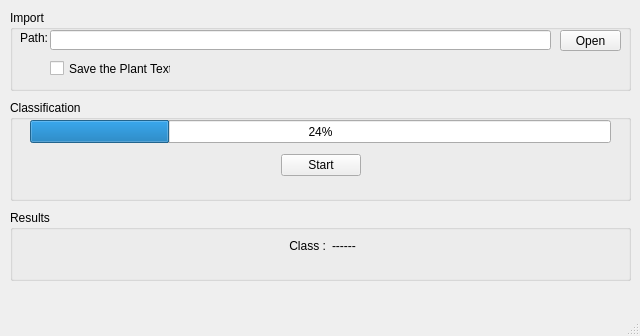
Qt form GUI/GUI.ui (MahdiRahbar/TC-Program) before a commit.
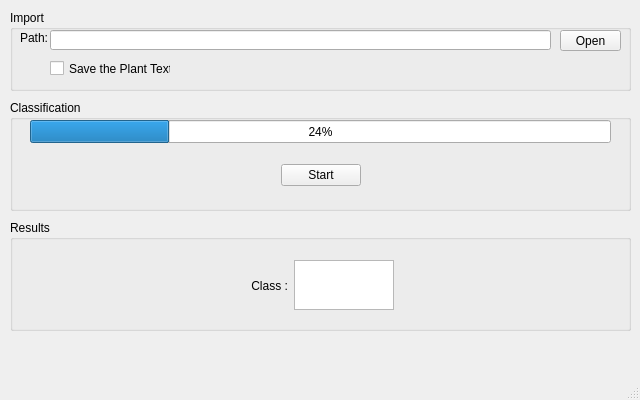
The same form after that commit.

```diff
--- a/GUI/GUI.ui
+++ b/GUI/GUI.ui
@@ -7,9 +7,15 @@
     <x>0</x>
     <y>0</y>
     <width>640</width>
-    <height>336</height>
+    <height>400</height>
    </rect>
   </property>
+  <property name="minimumSize">
+   <size>
+    <width>640</width>
+    <height>400</height>
+   </size>
+  </property>
   <property name="windowTitle">
    <string>MainWindow</string>
   </property>
@@ -82,7 +88,7 @@
       <x>10</x>
       <y>100</y>
       <width>621</width>
-      <height>101</height>
+      <height>111</height>
      </rect>
     </property>
     <property name="title">
@@ -105,7 +111,7 @@
      <property name="geometry">
       <rect>
        <x>10</x>
-       <y>50</y>
+       <y>60</y>
        <width>601</width>
        <height>31</height>
       </rect>
@@ -166,9 +172,9 @@
     <property name="geometry">
      <rect>
       <x>10</x>
-      <y>210</y>
+      <y>220</y>
       <width>621</width>
-      <height>71</height>
+      <height>111</height>
      </rect>
     </property>
     <property name="title">
@@ -180,7 +186,7 @@
        <x>10</x>
        <y>20</y>
        <width>601</width>
-       <height>31</height>
+       <height>91</height>
       </rect>
      </property>
      <layout class="QHBoxLayout" name="horizontalLayout">
@@ -213,15 +219,23 @@
        </layout>
       </item>
       <item>
-       <layout class="QHBoxLayout" name="horizontalLayout_6">
-        <item>
-         <widget class="QLabel" name="label_3">
-          <property name="text">
-           <string>------</string>
-          </property>
-         </widget>
-        </item>
-       </layout>
+       <widget class="QTextBrowser" name="textBrowser">
+        <property name="minimumSize">
+         <size>
+          <width>100</width>
+          <height>20</height>
+         </size>
+        </property>
+        <property name="maximumSize">
+         <size>
+          <width>100</width>
+          <height>50</height>
+         </size>
+        </property>
+       </widget>
+      </item>
+      <item>
+       <layout class="QHBoxLayout" name="horizontalLayout_6"/>
       </item>
       <item>
        <spacer name="horizontalSpacer_4">
```
